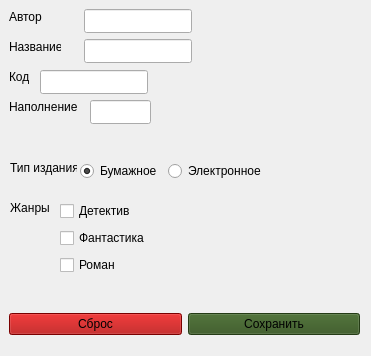
Before: the Qt Designer form 2 семестр (лабы)/lab4/mainwindow.ui in Zorter-dev/programming_2025, drawn with Qt 5.
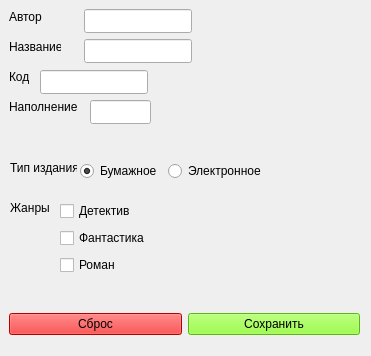
After: the same form once the commit is applied.

```diff
--- a/2 семестр (лабы)/lab4/mainwindow.ui
+++ b/2 семестр (лабы)/lab4/mainwindow.ui
@@ -207,7 +207,7 @@
      <item>
       <widget class="QPushButton" name="pushButton_reset">
        <property name="styleSheet">
-        <string notr="true">background-color: rgb(170, 0, 0);</string>
+        <string notr="true">background-color: rgb(255, 0, 0);</string>
        </property>
        <property name="text">
         <string>Сброс</string>
@@ -217,7 +217,7 @@
      <item>
       <widget class="QPushButton" name="pushButton_save">
        <property name="styleSheet">
-        <string notr="true">background-color: rgb(50, 83, 29);</string>
+        <string notr="true">background-color: rgb(128, 255, 24);</string>
        </property>
        <property name="text">
         <string>Сохранить</string>
```
